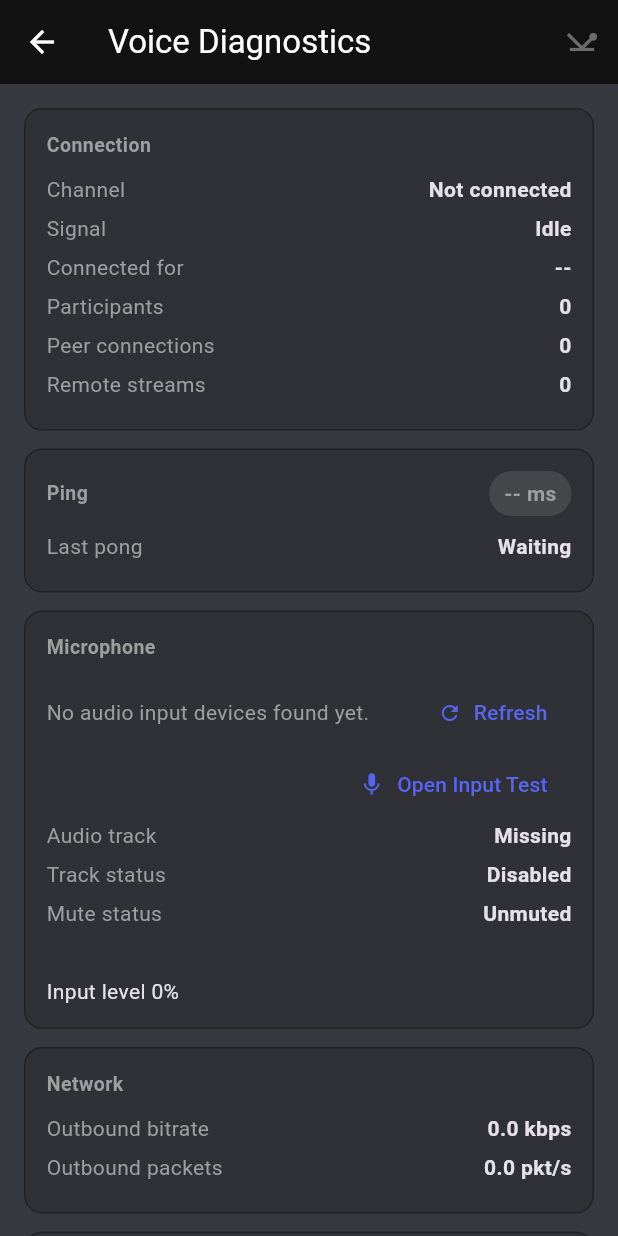
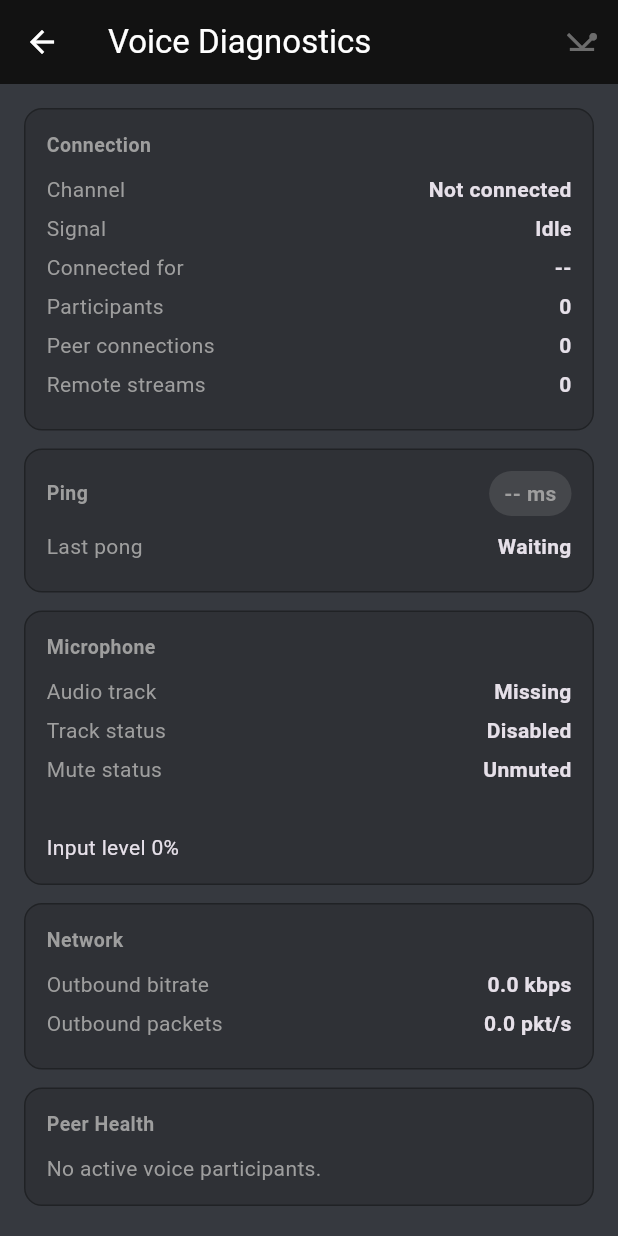
Before and after one commit to Extocraftor/ChatAppProject, a Flutter app: the VoiceDiagnosticsScreen screen opened directly, on a phone screen of 412 x 824 dp. Run offline on Flutter 3.47's test engine with Material 3 defaults, Android fonts, the phone set to English and light mode, and no system bars; our stand-ins replace pub_semver; missing offline and left inert: dart:ffi, flutter_webrtc; accounts and stored records are empty.

Commit message:
Revert "mauybe fixed"
This reverts commit 311a36f34d09efec7f57d2a6df321ea32ea34a25.

```diff
--- a/frontend/lib/screens/voice_diagnostics_screen.dart
+++ b/frontend/lib/screens/voice_diagnostics_screen.dart
@@ -4,7 +4,6 @@
 
 import '../models/chat_models.dart';
 import '../providers/app_state.dart';
-import 'input_test_screen.dart';
 
 class VoiceDiagnosticsScreen extends StatelessWidget {
   const VoiceDiagnosticsScreen({super.key});
@@ -18,10 +17,6 @@
       );
     final ping = state.voicePingMs;
     final micLevel = state.voiceMicLevel.clamp(0.0, 1.0);
-    final selectedInputId = state.selectedAudioInputDeviceId;
-    final hasSelectedInput = selectedInputId != null &&
-        state.audioInputDevices.any((d) => d.deviceId == selectedInputId);
-    final effectiveSelectedInputId = hasSelectedInput ? selectedInputId : null;
 
     return Scaffold(
       appBar: AppBar(
@@ -93,82 +88,6 @@
           _MetricCard(
             title: "Microphone",
             children: [
-              if (state.isAudioInputDevicesLoading)
-                const Padding(
-                  padding: EdgeInsets.only(bottom: 8),
-                  child: LinearProgressIndicator(minHeight: 2),
-                ),
-              if (state.audioInputDevices.isNotEmpty)
-                Padding(
-                  padding: const EdgeInsets.only(bottom: 10),
-                  child: DropdownButtonFormField<String>(
-                    value: effectiveSelectedInputId,
-                    decoration: const InputDecoration(
-                      labelText: "Input Device",
-                      border: OutlineInputBorder(),
-                      isDense: true,
-                    ),
-                    items: state.audioInputDevices.asMap().entries.map((entry) {
-                      final index = entry.key;
-                      final device = entry.value;
-                      return DropdownMenuItem<String>(
-                        value: device.deviceId,
-                        child: Text(
-                          _audioInputLabel(device, index),
-                          overflow: TextOverflow.ellipsis,
-                        ),
-                      );
-                    }).toList(),
-                    onChanged: state.isAudioInputSwitching
-                        ? null
-                        : (nextDeviceId) {
-                            if (nextDeviceId == null) {
-                              return;
-                            }
-                            state.selectAudioInputDevice(nextDeviceId);
-                          },
-                  ),
-                )
-              else
-                Row(
-                  children: [
-                    const Expanded(
-                      child: Text(
-                        "No audio input devices found yet.",
-                        style: TextStyle(color: Colors.grey),
-                      ),
-                    ),
-                    TextButton.icon(
-                      onPressed: state.isAudioInputDevicesLoading
-                          ? null
-                          : () => state.refreshAudioInputDevices(),
-                      icon: const Icon(Icons.refresh, size: 16),
-                      label: const Text("Refresh"),
-                    ),
-                  ],
-                ),
-              Align(
-                alignment: Alignment.centerRight,
-                child: TextButton.icon(
-                  onPressed: () {
-                    Navigator.of(context).push(
-                      MaterialPageRoute(
-                        builder: (_) => const InputTestScreen(),
-                      ),
-                    );
-                  },
-                  icon: const Icon(Icons.mic),
-                  label: const Text("Open Input Test"),
-                ),
-              ),
-              if (state.isAudioInputSwitching)
-                const Padding(
-                  padding: EdgeInsets.only(bottom: 8),
-                  child: Text(
-                    "Switching microphone input...",
-                    style: TextStyle(color: Colors.amberAccent),
-                  ),
-                ),
               _MetricRow(
                 label: "Audio track",
                 value: state.hasLocalAudioTrack ? "Present" : "Missing",
@@ -310,14 +229,6 @@
       return "${elapsed.inMinutes}m ago";
     }
     return "${elapsed.inHours}h ago";
-  }
-
-  static String _audioInputLabel(MediaDeviceInfo device, int index) {
-    final label = device.label.trim();
-    if (label.isNotEmpty) {
-      return label;
-    }
-    return "Microphone ${index + 1}";
   }
 }
 
```
Also changed, not shown: frontend/lib/screens/input_test_screen.dart (deleted, +0 -303 lines), frontend/lib/widgets/sidebar.dart (+1 -12 lines).
